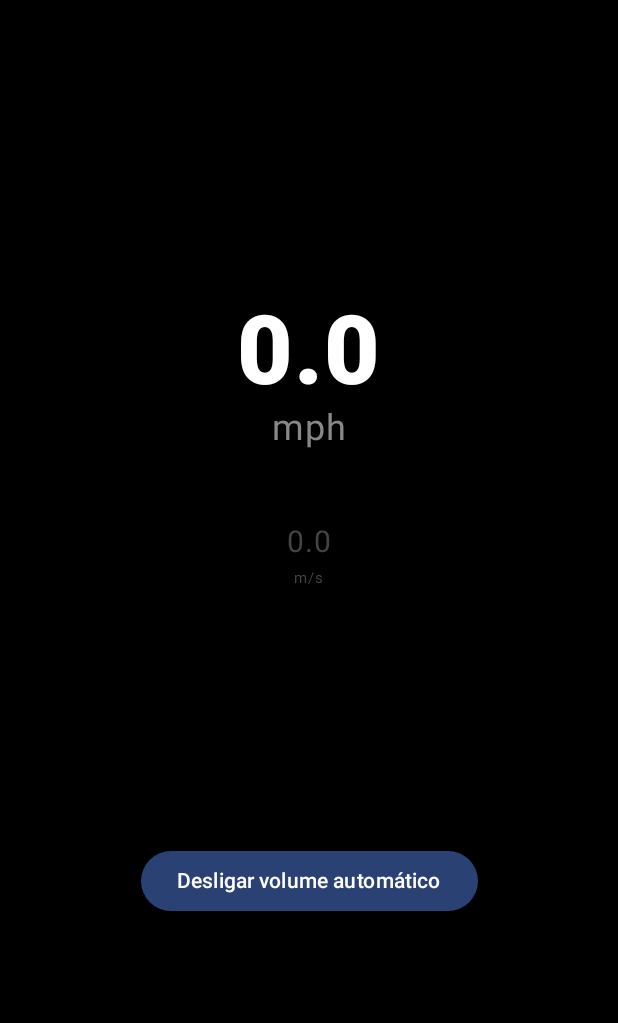
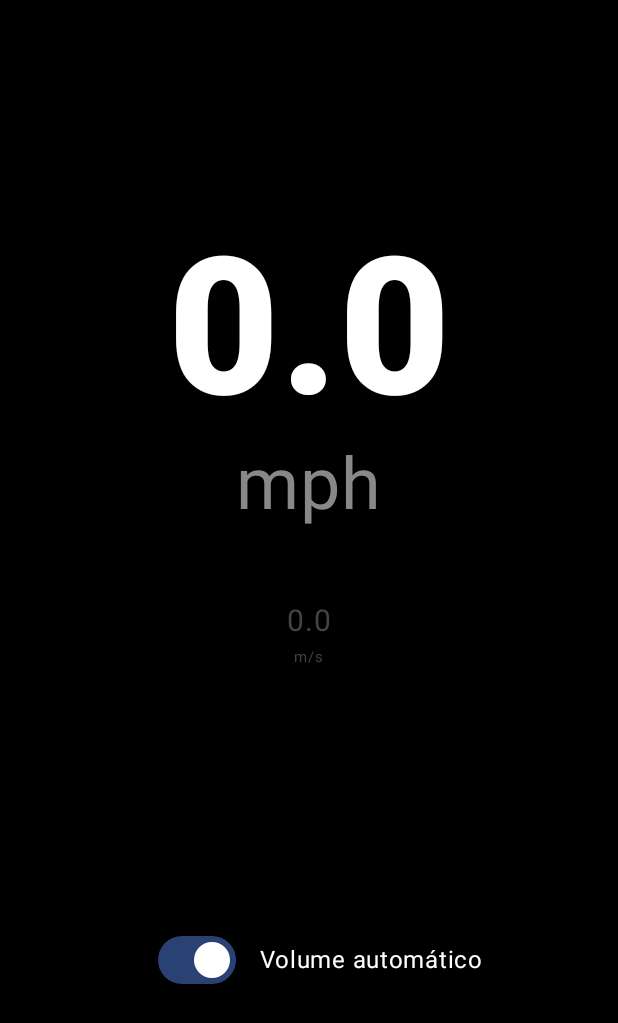
Before and after one commit to saadbruno/android-gps-speed-volume-control, an Android app built with Jetpack Compose: the screen it shows after launch (MainActivity), on a phone screen of 412 x 824 dp. Shown: the top 1023 px of the screen. Run offline under Robolectric (Android 15) with nearby library versions, the phone set to English and light mode, and no system bars.

Commit message:
replaced button with a switch

```diff
--- a/app/src/main/java/com/saadbruno/gpsspeedvolumecontrol/MainActivity.kt
+++ b/app/src/main/java/com/saadbruno/gpsspeedvolumecontrol/MainActivity.kt
@@ -12,11 +12,12 @@ import androidx.activity.compose.BackHandler
 import androidx.activity.compose.setContent
 import androidx.compose.foundation.layout.Arrangement
 import androidx.compose.foundation.layout.Column
+import androidx.compose.foundation.layout.Row
 import androidx.compose.foundation.layout.fillMaxSize
 import androidx.compose.foundation.layout.padding
 import androidx.compose.foundation.layout.wrapContentWidth
-import androidx.compose.material3.Button
 import androidx.compose.material3.Surface
+import androidx.compose.material3.Switch
 import androidx.compose.material3.Text
 import androidx.compose.runtime.Composable
 import androidx.compose.runtime.getValue
@@ -92,7 +93,7 @@ fun Speedometer() {
         "mph",
         "${speed.floatValue}",
         autoVolumeEnabled,
-        onToggle = { autoVolumeEnabled = !autoVolumeEnabled }
+        onCheckedChange = { autoVolumeEnabled = it }
     )
 
 }
@@ -112,7 +113,7 @@ fun adjustVolume(context: Context, speed: Float) {
 }
 
 @Composable
-fun SpeedometerLayout(speed: String, unit: String, speedDebug: String, isEnabled: Boolean, onToggle: () -> Unit) {
+fun SpeedometerLayout(speed: String, unit: String, speedDebug: String, isEnabled: Boolean, onCheckedChange: (Boolean) -> Unit) {
 
     Surface(modifier = Modifier.fillMaxSize(), color = Color.Black) {
         Column(
@@ -122,13 +123,13 @@ fun SpeedometerLayout(speed: String, unit: String, speedDebug: String, isEnabled
         ) {
             Text(
                 text = speed,
-                fontSize = 64.sp,
+                fontSize = 128.sp,
                 color = Color.White,
                 fontWeight = FontWeight.Black
             )
             Text(
                 text = unit,
-                fontSize = 24.sp,
+                fontSize = 48.sp,
                 color = Color.Gray
             )
             Text(
@@ -143,21 +144,28 @@ fun SpeedometerLayout(speed: String, unit: String, speedDebug: String, isEnabled
                 color = Color.DarkGray,
                 modifier = Modifier.padding(bottom = 150.dp)
             )
-            ToggleButton(
+            ToggleSwitch(
                 isEnabled,
-                onToggle
+                onCheckedChange
             )
         }
     }
 }
 
 @Composable
-fun ToggleButton(isEnabled: Boolean, onToggle: () -> Unit) {
-    Button(
-        onClick = { onToggle() },
-        modifier = Modifier.padding(16.dp).wrapContentWidth()
+fun ToggleSwitch(isChecked: Boolean, onCheckedChange: (Boolean) -> Unit) {
+    Row(
+        verticalAlignment = Alignment.CenterVertically
     ) {
-        Text(if (isEnabled) "Desligar volume automático" else "Ligar volume automático")
+        Switch(
+            checked = isChecked,
+            onCheckedChange = { onCheckedChange(it) },
+            modifier = Modifier.padding(16.dp).wrapContentWidth()
+        )
+        Text(
+            text = "Volume automático",
+            color = Color.White
+        )
     }
 }
 
@@ -174,7 +182,7 @@ fun SpeedometerPreview() {
             "mph",
             "1234.4",
             foo,
-            onToggle = { foo = !foo }
+            onCheckedChange = { foo = it }
             )
     }
 }
```
